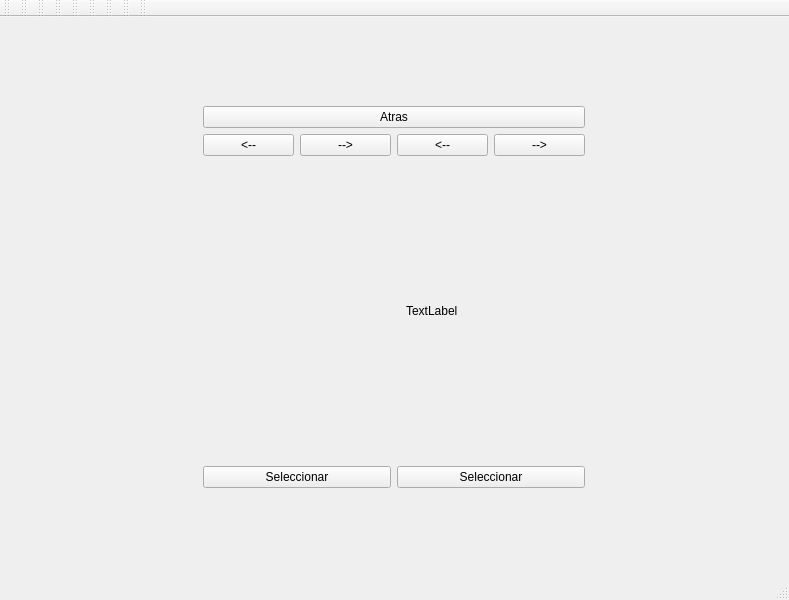
fernandezfacu/Remake-Counter-Strike-2D, file src/client/lobby/lobby.ui: the form before one commit.
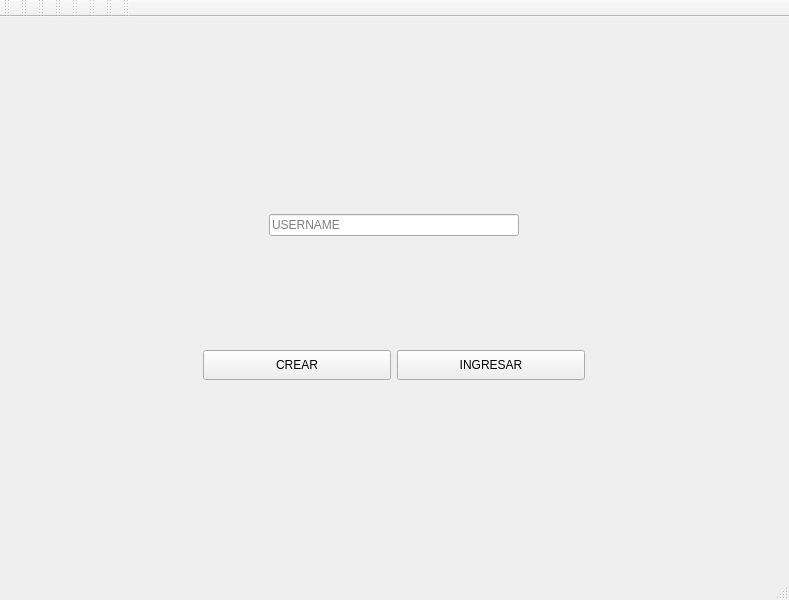
The form after the commit. The open tabs and pages were chosen to show the change. Icons and pictures are not drawn.

Commit message:
Revert "maqueta inicial seleccionar skin"
This reverts commit c14ad20cb405dbde0eb28e85d884ad3b0658a988, reversing
changes made to 74876279cfaed84d69a6fd65b1cbc8295a8168d9.

```diff
--- a/src/client/lobby/lobby.ui
+++ b/src/client/lobby/lobby.ui
@@ -87,7 +87,7 @@
        <enum>QFrame::Plain</enum>
       </property>
       <property name="currentIndex">
-       <number>2</number>
+       <number>1</number>
       </property>
       <widget class="QWidget" name="ConectToServer">
        <property name="sizePolicy">
@@ -250,201 +250,6 @@
         </item>
        </layout>
       </widget>
-      <widget class="QWidget" name="SelectSkinPage">
-       <layout class="QVBoxLayout" name="verticalLayout_2">
-        <item>
-         <widget class="QPushButton" name="back_to_lobby3">
-          <property name="text">
-           <string>Atras</string>
-          </property>
-         </widget>
-        </item>
-        <item>
-         <layout class="QHBoxLayout" name="horizontalLayout_7">
-          <item>
-           <layout class="QVBoxLayout" name="tt_skin">
-            <item>
-             <layout class="QHBoxLayout" name="horizontalLayout_6">
-              <item>
-               <widget class="QPushButton" name="prev_tt_skin">
-                <property name="text">
-                 <string>&lt;--</string>
-                </property>
-               </widget>
-              </item>
-              <item>
-               <widget class="QPushButton" name="next_tt_skin">
-                <property name="text">
-                 <string>--&gt;</string>
-                </property>
-               </widget>
-              </item>
-             </layout>
-            </item>
-            <item>
-             <widget class="QStackedWidget" name="skins_tt_stack">
-              <property name="currentIndex">
-               <number>2</number>
-              </property>
-              <widget class="QWidget" name="page_5">
-               <property name="sizePolicy">
-                <sizepolicy hsizetype="Preferred" vsizetype="Preferred">
-                 <horstretch>0</horstretch>
-                 <verstretch>0</verstretch>
-                </sizepolicy>
-               </property>
-               <layout class="QVBoxLayout" name="verticalLayout_11">
-                <item>
-                 <widget class="QLabel" name="label_3">
-                  <property name="text">
-                   <string/>
-                  </property>
-                  <property name="pixmap">
-                   <pixmap resource="resources.qrc">:/images/assets/gfx/lobby/artic.png</pixmap>
-                  </property>
-                  <property name="scaledContents">
-                   <bool>true</bool>
-                  </property>
-                 </widget>
-                </item>
-               </layout>
-              </widget>
-              <widget class="QWidget" name="page_11">
-               <layout class="QVBoxLayout" name="verticalLayout_6">
-                <item>
-                 <widget class="QLabel" name="phoenix_connexion">
-                  <property name="sizePolicy">
-                   <sizepolicy hsizetype="Expanding" vsizetype="Expanding">
-                    <horstretch>0</horstretch>
-                    <verstretch>0</verstretch>
-                   </sizepolicy>
-                  </property>
-                  <property name="text">
-                   <string/>
-                  </property>
-                  <property name="textFormat">
-                   <enum>Qt::AutoText</enum>
-                  </property>
-                  <property name="pixmap">
-                   <pixmap resource="resources.qrc">:/images/assets/gfx/lobby/phnx_conn.png</pixmap>
-                  </property>
-                  <property name="scaledContents">
-                   <bool>true</bool>
-                  </property>
-                  <property name="alignment">
-                   <set>Qt::AlignCenter</set>
-                  </property>
-                  <property name="margin">
-                   <number>0</number>
-                  </property>
-                 </widget>
-                </item>
-               </layout>
-              </widget>
-              <widget class="QWidget" name="page_12">
-               <layout class="QVBoxLayout" name="verticalLayout_9">
-                <item>
-                 <widget class="QLabel" name="label">
-                  <property name="text">
-                   <string/>
-                  </property>
-                  <property name="pixmap">
-                   <pixmap resource="resources.qrc">:/images/assets/gfx/lobby/elite_crew.png</pixmap>
-                  </property>
-                  <property name="scaledContents">
-                   <bool>true</bool>
-                  </property>
-                  <property name="alignment">
-                   <set>Qt::AlignCenter</set>
-                  </property>
-                 </widget>
-                </item>
-               </layout>
-              </widget>
-              <widget class="QWidget" name="page_6">
-               <layout class="QVBoxLayout" name="verticalLayout_10">
-                <item>
-                 <widget class="QLabel" name="label_2">
-                  <property name="font">
-                   <font>
-                    <pointsize>10</pointsize>
-                   </font>
-                  </property>
-                  <property name="text">
-                   <string/>
-                  </property>
-                  <property name="pixmap">
-                   <pixmap resource="resources.qrc">:/images/assets/gfx/lobby/guerrilla.png</pixmap>
-                  </property>
-                  <property name="scaledContents">
-                   <bool>true</bool>
-                  </property>
-                 </widget>
-                </item>
-               </layout>
-              </widget>
-             </widget>
-            </item>
-            <item>
-             <widget class="QPushButton" name="select_tt_skin">
-              <property name="text">
-               <string>Seleccionar</string>
-              </property>
-             </widget>
-            </item>
-           </layout>
-          </item>
-          <item>
-           <layout class="QVBoxLayout" name="ct_skin">
-            <item>
-             <layout class="QHBoxLayout" name="horizontalLayout_8">
-              <item>
-               <widget class="QPushButton" name="prev_ct_skin">
-                <property name="text">
-                 <string>&lt;--</string>
-                </property>
-               </widget>
-              </item>
-              <item>
-               <widget class="QPushButton" name="next_ct_skin">
-                <property name="text">
-                 <string>--&gt;</string>
-                </property>
-               </widget>
-              </item>
-             </layout>
-            </item>
-            <item>
-             <widget class="QStackedWidget" name="skins_ct_stack">
-              <widget class="QWidget" name="page_7">
-               <layout class="QVBoxLayout" name="verticalLayout_12">
-                <item>
-                 <widget class="QLabel" name="label_4">
-                  <property name="text">
-                   <string>TextLabel</string>
-                  </property>
-                 </widget>
-                </item>
-               </layout>
-              </widget>
-              <widget class="QWidget" name="page_9"/>
-              <widget class="QWidget" name="page_10"/>
-              <widget class="QWidget" name="page_8"/>
-             </widget>
-            </item>
-            <item>
-             <widget class="QPushButton" name="select_ct_skin">
-              <property name="text">
-               <string>Seleccionar</string>
-              </property>
-             </widget>
-            </item>
-           </layout>
-          </item>
-         </layout>
-        </item>
-       </layout>
-      </widget>
       <widget class="QWidget" name="JoinGamePage">
        <property name="sizePolicy">
         <sizepolicy hsizetype="Expanding" vsizetype="Expanding">
@@ -678,17 +483,6 @@
     <bool>false</bool>
    </attribute>
   </widget>
-  <widget class="QToolBar" name="toolBar_9">
-   <property name="windowTitle">
-    <string>toolBar_9</string>
-   </property>
-   <attribute name="toolBarArea">
-    <enum>TopToolBarArea</enum>
-   </attribute>
-   <attribute name="toolBarBreak">
-    <bool>false</bool>
-   </attribute>
-  </widget>
  </widget>
  <resources>
   <include location="resources.qrc"/>
```
Left out of the diff: 4 changed lines with no effect on the pictures. The commit also changes 5 other files.
